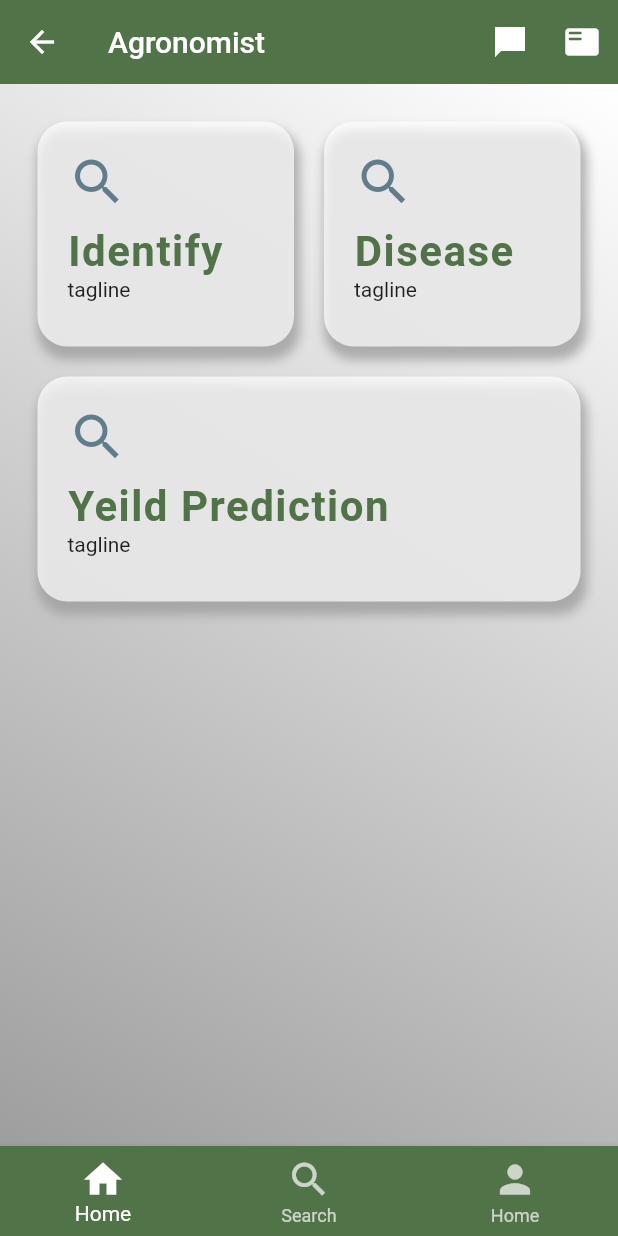
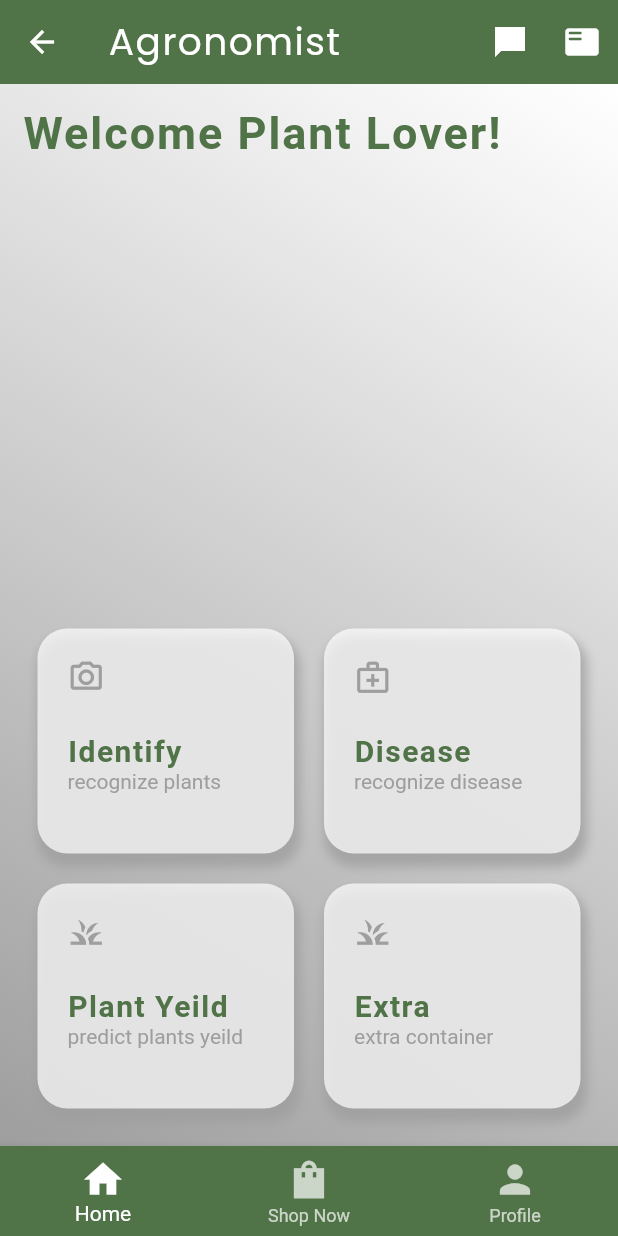
Before and after one commit to Ahsan161815/agronomist, a Flutter app: the Home screen opened by its route, on a phone screen of 412 x 824 dp. Run offline on Flutter 3.47's test engine with Material 2 defaults, Android fonts, the phone set to English and light mode, and no system bars; our stand-ins replace hexcolor, image_cropper, image_picker, introduction_screen; missing offline and left inert: translator.

Commit message:
Some UI Changes

```diff
--- a/lib/components/AppText.dart
+++ b/lib/components/AppText.dart
@@ -7,12 +7,14 @@ final HexColor color = HexColor('#517348');
 class AppText extends StatelessWidget {
 
   final text;
-  final fontSize = 28.0;
-  final lspacing = 1.0;
+  final fontSize;
+  final lspacing;
 
   const AppText({
     Key? key,
-    required this.text,
+    this.text = 'App Text Widget',
+    this.fontSize = 20.0,
+    this.lspacing = 1.0,
   }) : super(key: key);
 
 
--- a/lib/main.dart
+++ b/lib/main.dart
@@ -40,7 +40,6 @@ void main() {
       '/response':(context) => const Response(),
       '/responseloading':(context) => const LoadingScreen(),
 
-
     },
   ));
 }
--- a/lib/pages/home/Home.dart
+++ b/lib/pages/home/Home.dart
@@ -34,8 +34,13 @@ class _HomeState extends State<Home> {
         // leading: const Icon(
         //     Icons.home,
         // ),
-        elevation: 0,
+        elevation: 2,
         title: Text('Agronomist',
+          style: TextStyle(
+            fontFamily: 'poppins',
+            letterSpacing: 1,
+            fontSize: 25,
+          ),
         ),
         actions: [
           IconButton(
@@ -69,8 +74,21 @@ class _HomeState extends State<Home> {
         child: Padding(
           padding: EdgeInsets.all(15.0),
           child: Column(
+            mainAxisAlignment: MainAxisAlignment.end,
             // crossAxisAlignment: CrossAxisAlignment.center,
             children: [
+              Expanded(child: Container(
+                child: Row(
+                  crossAxisAlignment: CrossAxisAlignment.start,
+                  children: const [
+                    AppText(
+                      text: "Welcome Plant Lover!",
+                      fontSize: 30.0,
+                      lspacing: 1.3,
+                    )
+                  ],
+                ),
+              )),
               Row(
                 mainAxisAlignment: MainAxisAlignment.spaceEvenly,
                 children: [
@@ -78,8 +96,8 @@ class _HomeState extends State<Home> {
                     flex: 1,
                     child: AppContainer(
                       title: 'Identify',
-                      tag: 'tagline',
-                      icon: Icons.search,
+                      tag: 'recognize plants',
+                      icon: Icons.camera_alt_outlined,
                       function: () => {
                         Navigator.pushNamed(context, '/recognition')
                       },
@@ -89,8 +107,8 @@ class _HomeState extends State<Home> {
                     flex: 1,
                     child: AppContainer(
                       title: 'Disease',
-                      tag: 'tagline',
-                      icon: Icons.search,
+                      tag: 'recognize disease',
+                      icon: Icons.medical_services_outlined,
                       function: () => {
                         Navigator.pushNamed(context, '/disease')
                       },
@@ -102,9 +120,19 @@ class _HomeState extends State<Home> {
                 children: [
                   Expanded(
                     child: AppContainer(
-                      title: 'Yeild Prediction',
-                      tag: 'tagline',
-                      icon: Icons.search,
+                      title: 'Plant Yeild',
+                      tag: 'predict plants yeild',
+                      icon: Icons.grass_outlined,
+                      function: () => {
+                        Navigator.pushNamed(context, '/growth')
+                      },
+                    ),
+                  ),
+                  Expanded(
+                    child: AppContainer(
+                      title: 'Extra',
+                      tag: 'extra container',
+                      icon: Icons.grass_outlined,
                       function: () => {
                         Navigator.pushNamed(context, '/growth')
                       },
@@ -124,13 +152,13 @@ class _HomeState extends State<Home> {
               backgroundColor: Colors.green,
           ),
           BottomNavigationBarItem(
-              icon: Icon(Icons.search),
-              label: 'Search',
+              icon: Icon(Icons.shopping_bag_sharp),
+              label: 'Shop Now',
               backgroundColor: Colors.yellow
           ),
           BottomNavigationBarItem(
             icon: Icon(Icons.person),
-            label: 'Home',
+            label: 'Profile',
             backgroundColor: Colors.blue,
           ),
         ],
--- a/lib/pages/home/components/AppContainer.dart
+++ b/lib/pages/home/components/AppContainer.dart
@@ -8,12 +8,15 @@ class AppContainer extends StatelessWidget {
   final IconData icon;
   final Function function;
   final String tag;
+  final Color bgColor;
 
   AppContainer({
     required this.title,
     required this.tag,
     required this.icon,
-    required this.function}
+    required this.function,
+    this.bgColor = Colors.grey,
+  }
     );
 
   // const AppContainer({Key? key}) : super(key: key);
@@ -25,7 +28,7 @@ class AppContainer extends StatelessWidget {
       child: Container(
         decoration: BoxDecoration(
           boxShadow: [BoxShadow(
-            color: Colors.grey.withOpacity(0.8),
+            color: bgColor.withOpacity(0.8),
             spreadRadius: 2,
             blurRadius: 5,
             offset: Offset(2, 7), // changes position of
@@ -44,8 +47,8 @@ class AppContainer extends StatelessWidget {
               left: 20,
               child: Icon(
                 icon,
-                color: Colors.blueGrey,
-                size: 40,
+                color: Colors.grey,
+                size: 25,
               ),
             ),
             Positioned(child: AppText(
@@ -54,7 +57,10 @@ class AppContainer extends StatelessWidget {
             ),
             Positioned(child: Text(
               tag,
-            ), left: 20, bottom:30,
+              style: const TextStyle(
+                color: Colors.grey
+              ),
+            ), left: 20, bottom:40,
             ),
           ],
         ),
--- a/lib/pages/pickimage/ImagePickerWidget.dart
+++ b/lib/pages/pickimage/ImagePickerWidget.dart
@@ -1,5 +1,6 @@
 import 'package:flutter/cupertino.dart';
 import 'package:flutter/material.dart';
+import 'package:hexcolor/hexcolor.dart';
 import 'package:image_picker/image_picker.dart';
 import 'package:agronomist/models/imageHandler.dart';
 import 'package:agronomist/pages/pickimage/components/image_select_container.dart';
@@ -26,7 +27,7 @@ class _ImagePickerWidgetState extends State<ImagePickerWidget> {
     return Column(
       mainAxisAlignment: MainAxisAlignment.center,
       children: [
-         const Center(
+        Center(
           child: Padding(
             padding: EdgeInsets.all(10.0),
             child: Text(
@@ -35,7 +36,7 @@ class _ImagePickerWidgetState extends State<ImagePickerWidget> {
             style: TextStyle(
             fontSize: 20,
             fontWeight: FontWeight.normal,
-            color: Colors.black,
+            color: HexColor('#517348'),
             ),
           ),
         ),),
@@ -45,10 +46,10 @@ class _ImagePickerWidgetState extends State<ImagePickerWidget> {
             Image.file(imghandler.f_image!,
               width: 350,
               height: 350,) :
-            const Icon(
+            Icon(
               Icons.image_not_supported_outlined,
               size: 100,
-              color: Colors.green,),
+              color: HexColor('#517348'),),
           ),
         ),
         imghandler.f_image == null ? ImageSelectContainer(pickimagefunction: setPickImage,) :
--- a/pubspec.yaml
+++ b/pubspec.yaml
@@ -94,6 +94,10 @@ flutter:
      fonts:
        - asset: assets/fonts/Poppins-Medium.ttf
 
+   - family: aadil
+     fonts:
+       - asset: assets/fonts/Aadil.ttf
+
    - family: poppinssemi
      fonts:
        - asset: assets/fonts/Poppins-SemiBold.ttf
```
Also changed, not shown: assets/fonts/Aadil.ttf (added), 10 other files.
